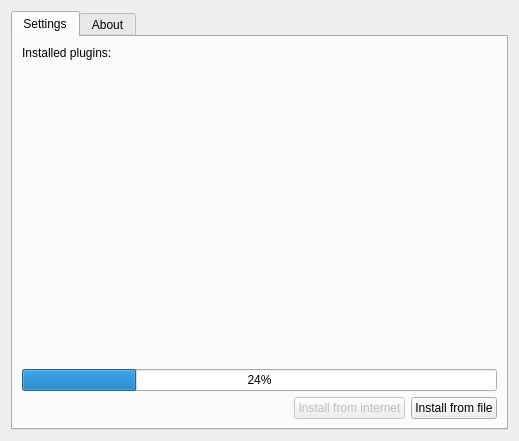
euroelessar/qutim, file ui/settings.ui: the form before one commit.
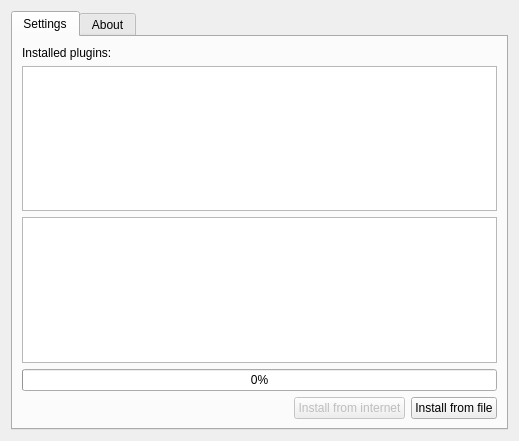
The form after the commit. Icons and pictures are not drawn.

Patch:
```diff
--- a/ui/settings.ui
+++ b/ui/settings.ui
@@ -31,7 +31,7 @@
          </property>
         </widget>
        </item>
-       <item row="4" column="0">
+       <item row="5" column="0">
         <spacer name="horizontalSpacer">
          <property name="orientation">
           <enum>Qt::Horizontal</enum>
@@ -44,7 +44,7 @@
          </property>
         </spacer>
        </item>
-       <item row="4" column="1">
+       <item row="5" column="1">
         <widget class="QPushButton" name="pushButton">
          <property name="enabled">
           <bool>false</bool>
@@ -58,7 +58,7 @@
          </property>
         </widget>
        </item>
-       <item row="4" column="2">
+       <item row="5" column="2">
         <widget class="QPushButton" name="installfromfileBtn">
          <property name="text">
           <string>Install from file</string>
@@ -69,26 +69,19 @@
          </property>
         </widget>
        </item>
-       <item row="2" column="0">
-        <spacer name="verticalSpacer">
-         <property name="orientation">
-          <enum>Qt::Vertical</enum>
-         </property>
-         <property name="sizeHint" stdset="0">
-          <size>
-           <width>20</width>
-           <height>40</height>
-          </size>
-         </property>
-        </spacer>
-       </item>
-       <item row="3" column="0" colspan="3">
+       <item row="4" column="0" colspan="3">
         <widget class="QProgressBar" name="progressBar">
          <property name="value">
-          <number>24</number>
+          <number>0</number>
          </property>
         </widget>
        </item>
+       <item row="2" column="0" colspan="3">
+        <widget class="QListWidget" name="listWidget"/>
+       </item>
+       <item row="3" column="0" colspan="3">
+        <widget class="QTreeView" name="treeView"/>
+       </item>
       </layout>
      </widget>
      <widget class="QWidget" name="AboutTab">
```
